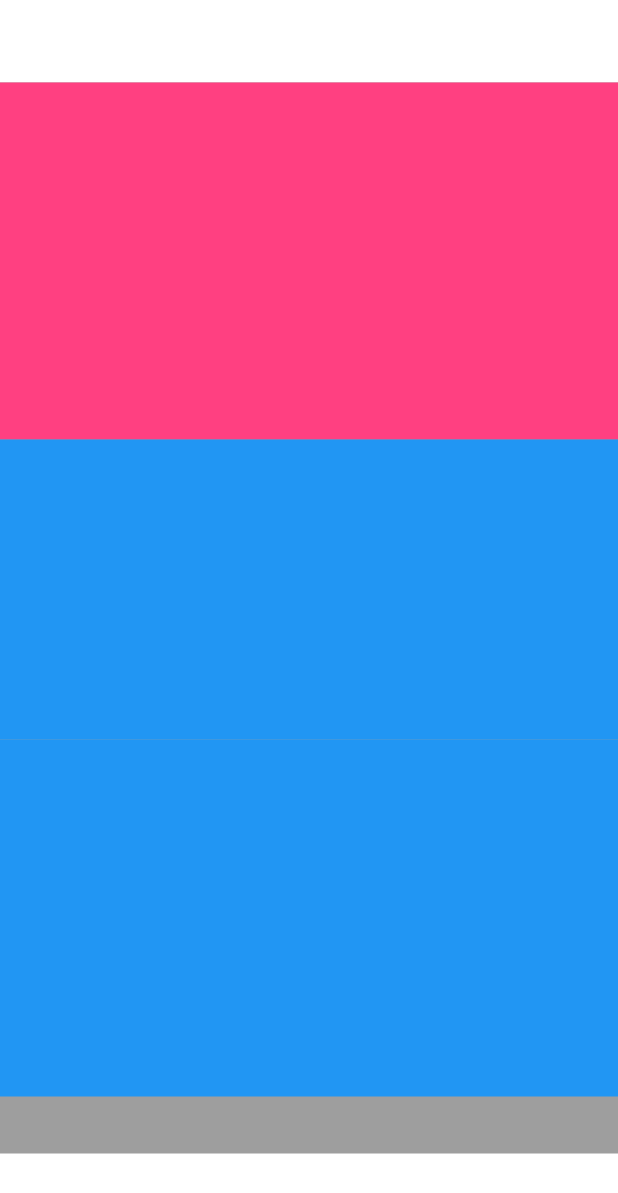
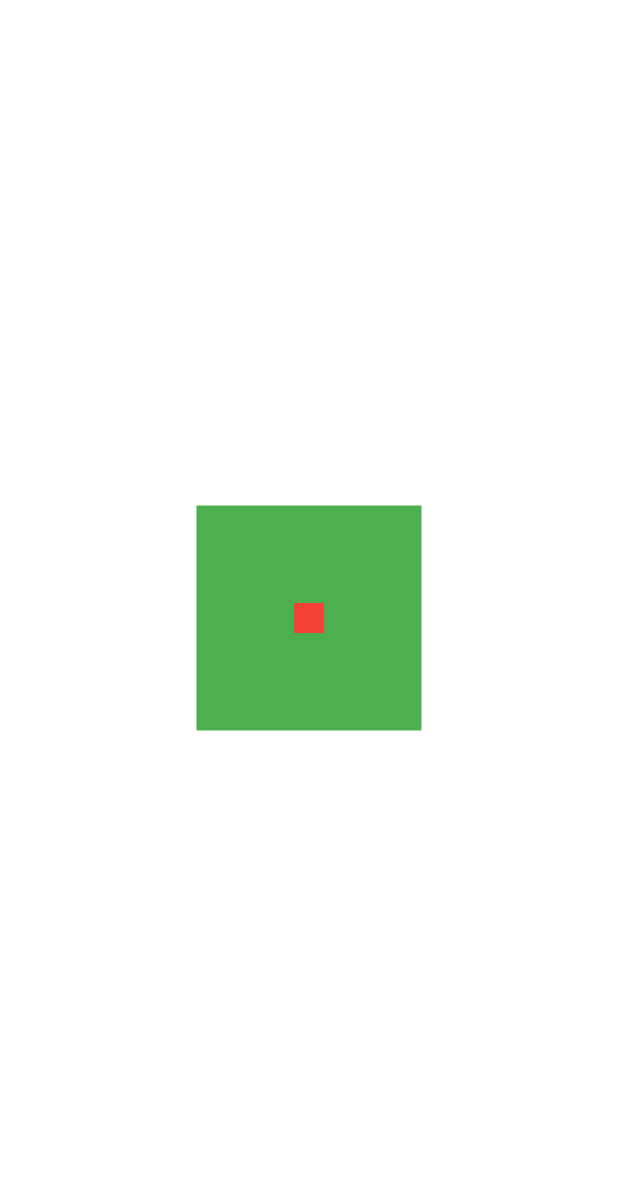
Before and after one commit to AgustinaGF/facebookFlutter, a Flutter app: the screen it shows after launch, on a phone screen of 412 x 824 dp. Shown: the top 1193 px of the screen. Run offline on Flutter 3.47's test engine with Material 2 defaults, Android fonts, the phone set to English and light mode, and no system bars.

Commit message:
widget Stack

```diff
--- a/lib/main.dart
+++ b/lib/main.dart
@@ -3,6 +3,7 @@ import 'widgets/text.dart';
 import 'widgets/container.dart';
 import 'widgets/column.dart';
 import 'widgets/row.dart';
+import 'widgets/stack.dart';
 
 void main() {
   runApp(const MyApp());
@@ -15,7 +16,7 @@ class MyApp extends StatelessWidget {
   @override
   Widget build(BuildContext context) {
     return MaterialApp(
-      home: MyColumn(),
+      home: MyStack(),
     );
   }
 }
--- /dev/null
+++ b/lib/widgets/stack.dart
@@ -0,0 +1,18 @@
+import 'package:flutter/material.dart';
+
+class MyStack extends StatelessWidget{
+  @override
+  Widget build(BuildContext context) {
+ return Container(
+  color: Colors.white,
+  child: Stack(
+    alignment: Alignment.center,
+    children: [
+      Container(width: 150,height: 150,color: Colors.green,),
+       Container(width: 20,height: 20,color: Colors.red,)
+    ],
+  )
+ );
+  }
+
+}
```
